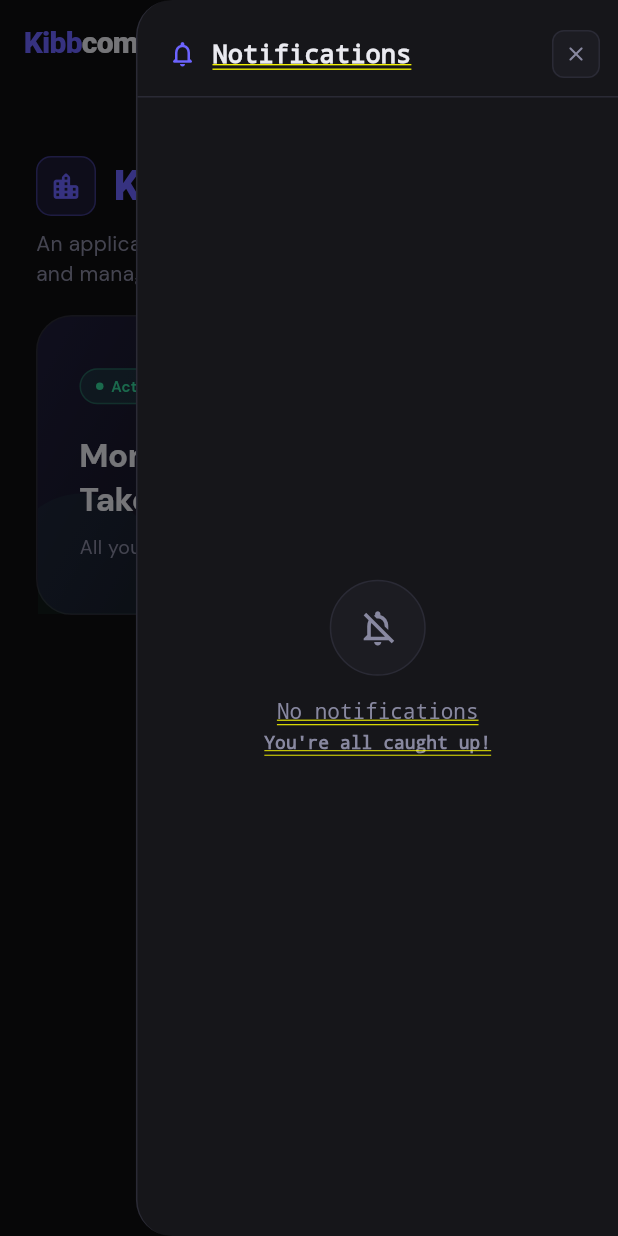
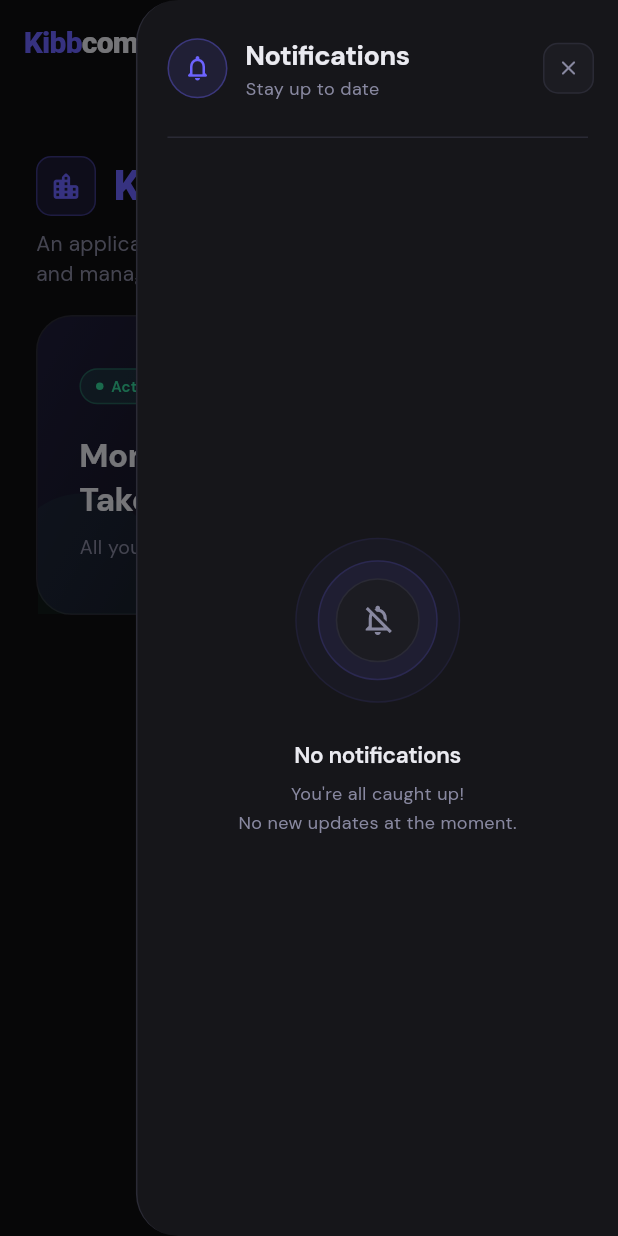
Before and after one commit to siljodenny-career/Kibbcom-Site_Management_App, a Flutter app: the screen it shows after launch, after a tap on the "notifications none" icon, on a phone screen of 412 x 824 dp. Run offline on Flutter 3.47's test engine with Material 3 defaults, Android fonts, the phone set to English and light mode, and no system bars; drawn by our look-alikes of flutter_animate; our stand-ins replace device_preview, flutter_riverpod, google_fonts.

Commit message:
some ui changes

```diff
--- a/lib/main.dart
+++ b/lib/main.dart
@@ -18,6 +18,8 @@ void main() {
   runApp(
     DevicePreview(
       enabled: _shouldEnableDevicePreview(logicalWidth),
+      backgroundColor: Colors.black,
+
       builder: (context) => const ProviderScope(child: SiteDashboardApp()),
     ),
   );
--- a/lib/view/screens/dashboard_screen.dart
+++ b/lib/view/screens/dashboard_screen.dart
@@ -20,7 +20,7 @@ class DashboardScreen extends ConsumerWidget {
 
     return Scaffold(
       backgroundColor: AppTheme.background,
-      appBar: const KibbcomAppBar(),
+      appBar: const KibbcomAppBar(showDashboardMenu: false,),
       body: SafeArea(
         child: Column(
           crossAxisAlignment: CrossAxisAlignment.start,
--- a/lib/view/widgets/appbar_widget.dart
+++ b/lib/view/widgets/appbar_widget.dart
@@ -5,10 +5,12 @@ import '../screens/dashboard_screen.dart';
 
 class KibbcomAppBar extends StatelessWidget implements PreferredSizeWidget {
   final VoidCallback? onNavigateToDashboard;
+  final bool showDashboardMenu;
 
   const KibbcomAppBar({
     super.key,
     this.onNavigateToDashboard,
+    this.showDashboardMenu = true,
   });
 
   // ── Required by PreferredSizeWidget ───────────────────────
@@ -25,13 +27,13 @@ class KibbcomAppBar extends StatelessWidget implements PreferredSizeWidget {
         pageBuilder: (_, __, ___) => const _NotificationSidebar(),
         transitionsBuilder: (_, animation, __, child) {
           return SlideTransition(
-            position: Tween<Offset>(
+            position:
+                Tween<Offset>(
                   begin: const Offset(1.0, 0),
                   end: Offset.zero,
-            ).animate(CurvedAnimation(
-              parent: animation,
-              curve: Curves.easeOut,
-            )),
+                ).animate(
+                  CurvedAnimation(parent: animation, curve: Curves.easeOut),
+                ),
             child: child,
           );
         },
@@ -54,13 +56,13 @@ class KibbcomAppBar extends StatelessWidget implements PreferredSizeWidget {
           return FadeTransition(
             opacity: animation,
             child: SlideTransition(
-              position: Tween<Offset>(
+              position:
+                  Tween<Offset>(
                     begin: const Offset(0.04, 0),
                     end: Offset.zero,
-              ).animate(CurvedAnimation(
-                parent: animation,
-                curve: Curves.easeOut,
-              )),
+                  ).animate(
+                    CurvedAnimation(parent: animation, curve: Curves.easeOut),
+                  ),
               child: child,
             ),
           );
@@ -80,7 +82,6 @@ class KibbcomAppBar extends StatelessWidget implements PreferredSizeWidget {
       // ── Logo mark + Kibbcom title ──────────────────────
       title: Row(
         children: [
-
           RichText(
             text: const TextSpan(
               children: [
@@ -120,6 +121,7 @@ class KibbcomAppBar extends StatelessWidget implements PreferredSizeWidget {
         // ── Three dot menu ───────────────────────────────
         _ThreeDotMenu(
           onNavigateToDashboard: () => _navigateToDashboard(context),
+          showDashboardMenu: showDashboardMenu,
         ),
 
         const SizedBox(width: 8),
@@ -156,8 +158,12 @@ class _AppBarIconButton extends StatelessWidget {
 // ── Three dot dropdown menu ───────────────────────────────────
 class _ThreeDotMenu extends StatelessWidget {
   final VoidCallback onNavigateToDashboard;
+  final bool showDashboardMenu;
 
-  const _ThreeDotMenu({required this.onNavigateToDashboard});
+  const _ThreeDotMenu({
+    required this.onNavigateToDashboard,
+    this.showDashboardMenu = true,
+  });
 
   @override
   Widget build(BuildContext context) {
@@ -195,6 +201,8 @@ class _ThreeDotMenu extends StatelessWidget {
         }
       },
       itemBuilder: (_) => [
+        // Dashboard item — only on HomeScreen
+        if (showDashboardMenu) ...[
           _menuItem(
             value: 'dashboard',
             icon: Icons.dashboard_rounded,
@@ -202,6 +210,9 @@ class _ThreeDotMenu extends StatelessWidget {
             color: AppTheme.primary,
           ),
           const PopupMenuDivider(height: 1),
+        ],
+
+        // About — always visible on every screen
         _menuItem(
           value: 'about',
           icon: Icons.info_outline_rounded,
@@ -294,7 +305,6 @@ class _ThreeDotMenu extends StatelessWidget {
   }
 }
 
-// ── Notification sidebar ──────────────────────────────────────
 class _NotificationSidebar extends StatelessWidget {
   const _NotificationSidebar();
 
@@ -302,7 +312,10 @@ class _NotificationSidebar extends StatelessWidget {
   Widget build(BuildContext context) {
     final screenWidth = MediaQuery.of(context).size.width;
 
-    return Align(
+    return Material(
+      // ← ADD THIS
+      color: Colors.transparent,
+      child: Align(
         alignment: Alignment.centerRight,
         child: GestureDetector(
           onTap: () {},
@@ -312,8 +325,8 @@ class _NotificationSidebar extends StatelessWidget {
             decoration: const BoxDecoration(
               color: AppTheme.surface,
               borderRadius: BorderRadius.only(
-              topLeft: Radius.circular(24),
-              bottomLeft: Radius.circular(24),
+                topLeft: Radius.circular(28),
+                bottomLeft: Radius.circular(28),
               ),
               border: Border(
                 left: BorderSide(color: AppTheme.border, width: 1),
@@ -323,37 +336,105 @@ class _NotificationSidebar extends StatelessWidget {
               child: Column(
                 crossAxisAlignment: CrossAxisAlignment.start,
                 children: [
-                // ── Sidebar header ─────────────────────
-                Padding(
-                  padding: const EdgeInsets.fromLTRB(20, 20, 12, 0),
-                  child: Row(
+                  _SidebarHeader(),
+
+                  const SizedBox(height: 8),
+                  const Divider(
+                    color: AppTheme.border,
+                    height: 1,
+                    indent: 20,
+                    endIndent: 20,
+                  ),
+                  const Expanded(child: _EmptyState()),
+                ],
+              ),
+            ),
+          ),
+        ),
+      ),
+    );
+  }
+}
+
+// ── Sidebar header ────────────────────────────────────────────
+class _SidebarHeader extends StatelessWidget {
+  @override
+  Widget build(BuildContext context) {
+    return Padding(
+      padding: const EdgeInsets.fromLTRB(20, 24, 16, 16),
+      child: Column(
+        crossAxisAlignment: CrossAxisAlignment.start,
         children: [
-                      const Icon(
+          Row(
+            children: [
+              // Icon badge
+              Container(
+                    width: 40,
+                    height: 40,
+                    decoration: BoxDecoration(
+                      shape: BoxShape.circle,
+                      color: AppTheme.primary.withValues(alpha: 0.12),
+                      border: Border.all(
+                        color: AppTheme.primary.withValues(alpha: 0.35),
+                        width: 1,
+                      ),
+                    ),
+                    child: const Icon(
                       Icons.notifications_none_rounded,
                       color: AppTheme.primary,
                       size: 20,
                     ),
-                      const SizedBox(width: 10),
-                      const Expanded(
-                        child: Text(
+                  )
+                  .animate()
+                  .fadeIn(duration: 300.ms)
+                  .scaleXY(
+                    begin: 0.7,
+                    end: 1.0,
+                    duration: 400.ms,
+                    curve: Curves.easeOutBack,
+                  ),
+
+              const SizedBox(width: 12),
+
+              Expanded(
+                child: Column(
+                  crossAxisAlignment: CrossAxisAlignment.start,
+                  children: [
+                    const Text(
                           'Notifications',
                           style: TextStyle(
                             color: AppTheme.textPrimary,
-                            fontSize: 17,
+                            fontSize: 18,
                             fontWeight: FontWeight.w700,
+                            letterSpacing: -0.3,
+                          ),
+                        )
+                        .animate()
+                        .fadeIn(delay: 100.ms, duration: 300.ms)
+                        .slideX(begin: 0.1, end: 0),
+
+                    const Text(
+                      'Stay up to date',
+                      style: TextStyle(
+                        color: AppTheme.textSecondary,
+                        fontSize: 12,
+                        fontWeight: FontWeight.w400,
+                      ),
+                    ).animate().fadeIn(delay: 150.ms, duration: 300.ms),
+                  ],
                 ),
               ),
-                      ),
+
+              // Close button
               GestureDetector(
                 onTap: () => Navigator.pop(context),
                 child: Container(
-                          width: 32,
-                          height: 32,
+                  width: 34,
+                  height: 34,
                   decoration: BoxDecoration(
                     color: AppTheme.surfaceCard,
-                            borderRadius: BorderRadius.circular(8),
-                            border: Border.all(
-                                color: AppTheme.border, width: 1),
+                    borderRadius: BorderRadius.circular(10),
+                    border: Border.all(color: AppTheme.border, width: 1),
                   ),
                   child: const Icon(
                     Icons.close_rounded,
@@ -361,68 +442,120 @@ class _NotificationSidebar extends StatelessWidget {
                     size: 16,
                   ),
                 ),
+              ).animate().fadeIn(delay: 200.ms, duration: 300.ms),
+            ],
           ),
         ],
       ),
-                ),
+    );
+  }
+}
 
-                const SizedBox(height: 12),
-                const Divider(color: AppTheme.border, height: 1),
+// ── Empty state ───────────────────────────────────────────────
+class _EmptyState extends StatelessWidget {
+  const _EmptyState();
 
-                // ── Empty state ────────────────────────
-                Expanded(
-                  child: Center(
+  @override
+  Widget build(BuildContext context) {
+    return Center(
       child: Column(
         mainAxisSize: MainAxisSize.min,
         children: [
+          // Layered circle illustration
+          Stack(
+                alignment: Alignment.center,
+                children: [
+                  // Outer glow ring
                   Container(
-                          width: 64,
-                          height: 64,
+                        width: 110,
+                        height: 110,
+                        decoration: BoxDecoration(
+                          shape: BoxShape.circle,
+                          color: AppTheme.primary.withValues(alpha: 0.04),
+                          border: Border.all(
+                            color: AppTheme.primary.withValues(alpha: 0.08),
+                            width: 1,
+                          ),
+                        ),
+                      )
+                      .animate(onPlay: (c) => c.repeat(reverse: true))
+                      .scaleXY(
+                        begin: 0.95,
+                        end: 1.05,
+                        duration: 2000.ms,
+                        curve: Curves.easeInOut,
+                      ),
+
+                  // Middle ring
+                  Container(
+                    width: 80,
+                    height: 80,
+                    decoration: BoxDecoration(
+                      shape: BoxShape.circle,
+                      color: AppTheme.primary.withValues(alpha: 0.07),
+                      border: Border.all(
+                        color: AppTheme.primary.withValues(alpha: 0.15),
+                        width: 1,
+                      ),
+                    ),
+                  ),
+
+                  // Inner icon circle
+                  Container(
+                    width: 56,
+                    height: 56,
                     decoration: BoxDecoration(
                       shape: BoxShape.circle,
                       color: AppTheme.surfaceCard,
-                            border: Border.all(
-                                color: AppTheme.border, width: 1),
+                      border: Border.all(color: AppTheme.border, width: 1),
                     ),
                     child: const Icon(
                       Icons.notifications_off_outlined,
                       color: AppTheme.textSecondary,
-                            size: 28,
+                      size: 24,
+                    ),
+                  ),
+                ],
+              )
+              .animate()
+              .fadeIn(delay: 200.ms, duration: 400.ms)
+              .scaleXY(
+                begin: 0.8,
+                end: 1.0,
+                delay: 200.ms,
+                duration: 500.ms,
+                curve: Curves.easeOutBack,
+              ),
+
+          const SizedBox(height: 24),
+
+          // Title
+          const Text(
+                'No notifications',
+                style: TextStyle(
+                  color: AppTheme.textPrimary,
+                  fontSize: 15,
+                  fontWeight: FontWeight.w600,
+                  letterSpacing: -0.2,
                 ),
               )
               .animate()
-                            .fadeIn(duration: 400.ms)
-                            .scaleXY(
-                              begin: 0.8,
-                              end: 1.0,
-                              duration: 400.ms,
-                              curve: Curves.easeOut,
-                            ),
-                        const SizedBox(height: 16),
+              .fadeIn(delay: 300.ms, duration: 400.ms)
+              .slideY(begin: 0.2, end: 0, delay: 300.ms, duration: 400.ms),
+
+          const SizedBox(height: 6),
+
+          // Subtitle
           const Text(
-                          'No notifications',
-                          style: TextStyle(
-                            color: AppTheme.textSecondary,
-                            fontSize: 14,
-                            fontWeight: FontWeight.w500,
-                          ),
-                        ).animate().fadeIn(delay: 150.ms, duration: 400.ms),
-                        const SizedBox(height: 6),
-                        const Text(
-                          'You\'re all caught up!',
+            "You're all caught up!\nNo new updates at the moment.",
+            textAlign: TextAlign.center,
             style: TextStyle(
               color: AppTheme.textSecondary,
               fontSize: 12,
+              height: 1.6,
             ),
-                        ).animate().fadeIn(delay: 250.ms, duration: 400.ms),
+          ).animate().fadeIn(delay: 380.ms, duration: 400.ms),
         ],
-                    ),
-                  ),
-                ),
-              ],
-            ),
-          ),
-        ),
       ),
     );
   }
--- a/lib/view/widgets/loading_widget.dart
+++ b/lib/view/widgets/loading_widget.dart
@@ -152,7 +152,7 @@ class _ShimmerBox extends StatelessWidget {
         .shimmer(
           delay: delay,
           duration: 1200.ms,
-          color: AppTheme.textSecondary.withOpacity(0.15),
+          color: AppTheme.textSecondary.withValues(alpha: 0.15),
         );
   }
 }
```
Lines whose indentation alone changed are shown as unchanged.
